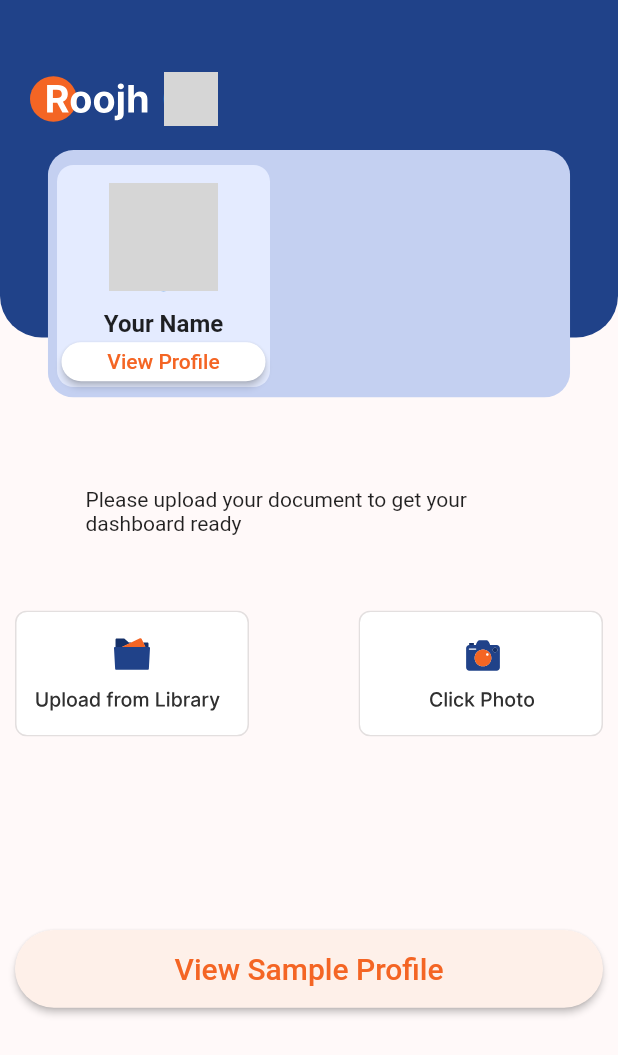
After one commit to Sahilgupta9426/roojh, a Flutter app: the Home screen opened by its route, after a tap on "Main Home", on a phone screen of 412 x 824 dp. The commit adds this screen. Shown: the top 1055 px of the screen. Run offline on Flutter 3.47's test engine with Material 2 defaults, Android fonts, the light colour scheme and no system bars; our stand-ins replace animate_do, cloud_firestore, file_picker, firebase_auth, firebase_core, firebase_storage and 7 more; missing offline and left inert: flutter_document_picker; accounts and stored records are empty; network calls fail; grey boxes are pictures that could not be loaded.

Commit message:
firestore complete and home page design pendding

```diff
--- /dev/null
+++ b/lib/common_code/profileTopImage.dart
@@ -0,0 +1,130 @@
+import 'package:flutter/material.dart';
+import 'package:flutter_svg/svg.dart';
+import 'package:hexcolor/hexcolor.dart';
+
+class TopProfileImage extends StatelessWidget {
+  const TopProfileImage({Key? key}) : super(key: key);
+
+  @override
+  Widget build(BuildContext context) {
+    return Stack(clipBehavior: Clip.none, children: [
+      Container(
+        height: 225,
+        decoration: BoxDecoration(
+            color: HexColor('#204289'),
+            borderRadius: BorderRadius.only(
+              bottomLeft: Radius.circular(27.89),
+              bottomRight: Radius.circular(27.89),
+            )),
+      ),
+      Positioned(
+        top: 48,
+        child: Container(
+          child: Column(
+            children: [
+              Padding(
+                padding: EdgeInsets.only(left: 20, right: 20),
+                child: Row(
+                  mainAxisAlignment: MainAxisAlignment.spaceEvenly,
+                  children: [
+                    SvgPicture.asset(
+                      'svg_png/roojhWhite.svg',
+                      // height: 42,
+                      // width: 118,
+                    ),
+                    // SizedBox(width: 250),
+                    SizedBox(
+                      width: 36,
+                      height: 36,
+                      child: CircleAvatar(
+                        radius: 48,
+                        // Image radius
+                        backgroundImage: NetworkImage(
+                            'https://source.unsplash.com/36x36/?girl'),
+                      ),
+                    )
+                  ],
+                ),
+              ),
+            ],
+          ),
+        ),
+      ),
+      Positioned(
+          top: 100,
+          child: Stack(
+            children: [
+              Container(
+                  width: MediaQuery.of(context).size.width,
+                  // width: double.infinity,
+                  height: 165,
+                  padding: EdgeInsets.only(left: 20, right: 20),
+                  child: SvgPicture.asset('svg_png/profileBackground.svg')),
+              Positioned(
+                  top: 10,
+                  left: 38,
+                  // bottom: -1,
+                  child: Container(
+                    height: 148,
+                    width: 142,
+                    decoration: BoxDecoration(
+                        color: HexColor('#E4EBFF'),
+                        borderRadius: BorderRadius.all(
+                          Radius.circular(11),
+                        )),
+                    child: Column(children: [
+                      SizedBox(
+                        height: 12,
+                      ),
+                      SizedBox(
+                        width: 72.14,
+                        height: 72.14,
+                        child: CircleAvatar(
+                          radius: 48,
+                          // Image radius
+                          backgroundImage: NetworkImage(
+                              'https://source.unsplash.com/72x72/?girl'),
+                        ),
+                      ),
+                      SizedBox(
+                        height: 12,
+                      ),
+                      Text(
+                        'Your Name',
+                        style: TextStyle(
+                            fontWeight: FontWeight.w600, fontSize: 16),
+                      ),
+                      SizedBox(
+                        height: 3,
+                      ),
+                      Container(
+                        padding: EdgeInsets.only(left: 3, right: 3),
+                        height: 26,
+                        width: MediaQuery.of(context).size.width,
+                        child: ElevatedButton(
+                          onPressed: () async {},
+                          child: const Text('View Profile',
+                              style: TextStyle(
+                                  fontSize: 14,
+                                  color: Color.fromRGBO(244, 101, 36, 10))),
+                          style: ButtonStyle(
+                              foregroundColor: MaterialStateProperty.all<Color>(
+                                  Colors.black),
+                              backgroundColor: MaterialStateProperty.all<Color>(
+                                  HexColor('#FFFFFF')),
+                              shape: MaterialStateProperty.all<
+                                      RoundedRectangleBorder>(
+                                  RoundedRectangleBorder(
+                                borderRadius: BorderRadius.circular(25.9),
+
+                                // side: BorderSide(color: Colors.red)
+                              ))),
+                        ),
+                      ),
+                    ]),
+                  ))
+            ],
+          ))
+    ]);
+  }
+}
--- a/lib/homepage/home.dart
+++ b/lib/homepage/home.dart
@@ -1,10 +1,10 @@
 import 'package:firebase_auth/firebase_auth.dart';
 import 'package:flutter/material.dart';
-
 import 'package:roojh/FirebaseAuth/Authenticattion.dart';
-
 import 'package:roojh/common_code/topImg.dart';
 import 'package:roojh/homepage/upload_file/upload_main.dart';
+
+import 'mainhome.dart';
 
 //  home  page where you can see email name etc. of a user
 class Home extends StatefulWidget {
@@ -82,6 +82,19 @@ class _HomeState extends State<Home> {
                                 builder: (context) => MainUploadFile()));
                           },
                           child: Text('Upload File')),
+                    ),
+                    SizedBox(
+                      height: 30,
+                    ),
+                    Container(
+                      height: 40,
+                      width: MediaQuery.of(context).size.width,
+                      child: ElevatedButton(
+                          onPressed: () {
+                            Navigator.of(context).push(MaterialPageRoute(
+                                builder: (context) => MainHome()));
+                          },
+                          child: Text('Main Home')),
                     )
                   ],
                 ),
--- /dev/null
+++ b/lib/homepage/mainhome.dart
@@ -0,0 +1,87 @@
+import 'package:flutter/material.dart';
+import 'package:flutter_svg/flutter_svg.dart';
+import 'package:hexcolor/hexcolor.dart';
+
+import '../common_code/profileTopImage.dart';
+
+class MainHome extends StatefulWidget {
+  const MainHome({Key? key}) : super(key: key);
+
+  @override
+  State<MainHome> createState() => _MainHomeState();
+}
+
+class _MainHomeState extends State<MainHome> {
+  @override
+  Widget build(BuildContext context) {
+    return Scaffold(
+      body: SingleChildScrollView(
+        child: Column(children: [
+          TopProfileImage(),
+          Padding(
+            padding: const EdgeInsets.only(left: 10, right: 10),
+            child: Column(
+              children: [
+                SizedBox(
+                  height: 100,
+                ),
+                Padding(
+                  padding: const EdgeInsets.only(left: 47, right: 47),
+                  child: Align(
+                    alignment: Alignment.center,
+                    child: Text(
+                        'Please upload your document to get your dashboard ready'),
+                  ),
+                ),
+                SizedBox(
+                  height: 50,
+                ),
+                Center(
+                  child: Container(
+                    width: 400,
+                    child: Row(
+                      mainAxisAlignment: MainAxisAlignment.spaceBetween,
+                      children: [
+                        SvgPicture.asset('icons/fileupload2.svg'),
+                        // SizedBox(
+                        //   width: 18,
+                        // ),
+                        SvgPicture.asset('icons/uploadImage.svg')
+                      ],
+                    ),
+                  ),
+                ),
+                SizedBox(
+                  height: 129,
+                ),
+                Container(
+                  height: 51.8,
+                  width: MediaQuery.of(context).size.width,
+                  child: ElevatedButton(
+                    onPressed: () async {},
+                    child: const Text('View Sample Profile',
+                        style: TextStyle(
+                            fontSize: 20,
+                            color: Color.fromRGBO(244, 101, 36, 10))),
+                    style: ButtonStyle(
+                        foregroundColor:
+                            MaterialStateProperty.all<Color>(Colors.black),
+                        backgroundColor: MaterialStateProperty.all<Color>(
+                            HexColor('#FEF0E9')),
+                        shape:
+                            MaterialStateProperty.all<RoundedRectangleBorder>(
+                                RoundedRectangleBorder(
+                          borderRadius: BorderRadius.circular(25.9),
+
+                          // side: BorderSide(color: Colors.red)
+                        ))),
+                  ),
+                ),
+              ],
+            ),
+          )
+        ]),
+      ),
+    );
+  }
+}
--- a/pubspec.yaml
+++ b/pubspec.yaml
@@ -53,6 +53,7 @@ dependencies:
   google_sign_in: ^5.0.3 #login with google
   get: # go one page to another page
   permission_handler:
+  file_picker: ^4.5.1
 dev_dependencies:
   flutter_test:
     sdk: flutter
```
Also changed, not shown: lib/FirebaseAuth/Firebase_Storage/uploadfile_Storage.dart (deleted, +0 -34 lines), lib/FirebaseAuth/firebase_storage/firebase_storage.dart (added, +36 -0 lines), lib/homepage/upload_file/view/testForm.dart (+41 -39 lines), icons/addNewmember.svg (added), icons/uploadImage.svg (added), pubspec.lock, svg_png/profileBackground.svg (added), svg_png/roojhWhite.svg (added).
